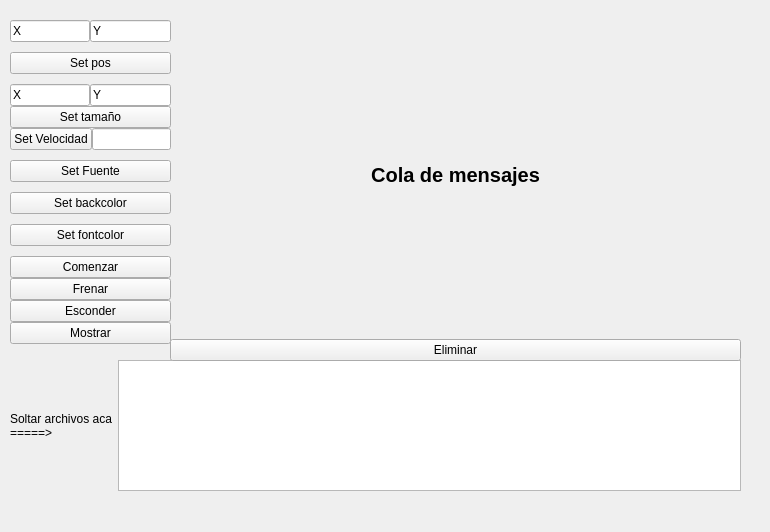
Above: src/textwindow/maintxtwindow.ui from aguperezpala/linux-bluetooth-qt before the change. Below: the same form after it.
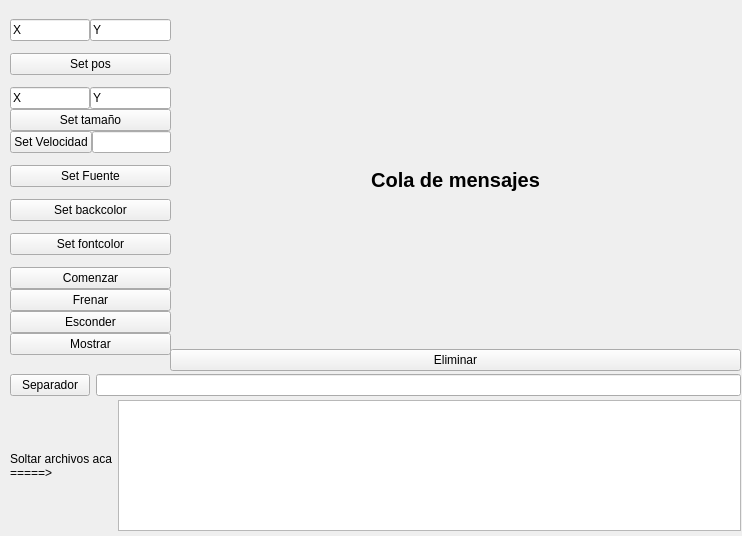
That is the form after the change.

Patch:
```diff
--- a/src/textwindow/maintxtwindow.ui
+++ b/src/textwindow/maintxtwindow.ui
@@ -5,8 +5,8 @@
    <rect>
     <x>0</x>
     <y>0</y>
-    <width>770</width>
-    <height>532</height>
+    <width>742</width>
+    <height>536</height>
    </rect>
   </property>
   <property name="sizePolicy" >
@@ -22,9 +22,9 @@
    <property name="geometry" >
     <rect>
      <x>10</x>
-     <y>10</y>
+     <y>7</y>
      <width>161</width>
-     <height>348</height>
+     <height>361</height>
     </rect>
    </property>
    <layout class="QVBoxLayout" name="verticalLayout_2" >
@@ -186,7 +186,7 @@
    <property name="geometry" >
     <rect>
      <x>10</x>
-     <y>360</y>
+     <y>400</y>
      <width>731</width>
      <height>131</height>
     </rect>
@@ -237,7 +237,7 @@
      <x>170</x>
      <y>10</y>
      <width>571</width>
-     <height>351</height>
+     <height>361</height>
     </rect>
    </property>
    <layout class="QVBoxLayout" name="verticalLayout_3" >
@@ -270,6 +270,28 @@
     </item>
    </layout>
   </widget>
+  <widget class="QWidget" name="horizontalLayoutWidget_2" >
+   <property name="geometry" >
+    <rect>
+     <x>10</x>
+     <y>370</y>
+     <width>731</width>
+     <height>31</height>
+    </rect>
+   </property>
+   <layout class="QHBoxLayout" name="horizontalLayout_5" >
+    <item>
+     <widget class="QPushButton" name="txtbuttonSetBetween" >
+      <property name="text" >
+       <string>Separador</string>
+      </property>
+     </widget>
+    </item>
+    <item>
+     <widget class="QLineEdit" name="txtlineBetween" />
+    </item>
+   </layout>
+  </widget>
  </widget>
  <resources/>
  <connections/>
```
Left out of the diff: 4 changed lines with no effect on the pictures.
